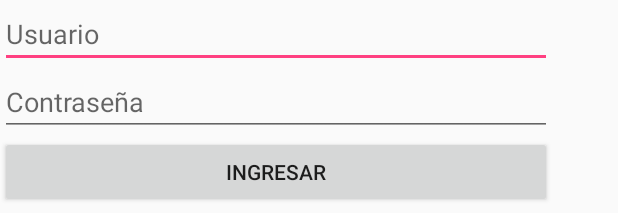
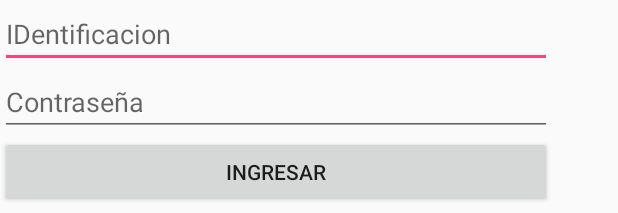
Before and after one commit to tatianEsponda/parcial, an Android app: the layout activity_main.xml on its own in the app's theme, with its tools: preview values and no code run, on a phone screen of 412 x 824 dp. Shown: the top 213 px of the screen. Run offline under Robolectric (Android 15) with nearby library versions, the phone set to English and light mode, and no system bars.

```diff
--- a/app/src/main/res/layout/activity_main.xml
+++ b/app/src/main/res/layout/activity_main.xml
@@ -14,11 +14,11 @@
         tools:layout_editor_absoluteY="8dp">
 
         <EditText
-            android:id="@+id/txtNom"
+            android:id="@+id/txIden"
             android:layout_width="match_parent"
             android:layout_height="wrap_content"
             android:ems="10"
-            android:hint="Usuario"
+            android:hint="IDentificacion"
             android:inputType="textPersonName" />
 
         <EditText
@@ -33,6 +33,7 @@
             android:id="@+id/butingre"
             android:layout_width="match_parent"
             android:layout_height="wrap_content"
+            android:onClick="Verificar"
             android:text="Ingresar" />
 
         <Button
```
Also changed, not shown: app/src/main/java/com/example/tatiana/parcial/ActivityLista.java (+4 -4 lines), app/src/main/java/com/example/tatiana/parcial/MainActivity.java (+49 -9 lines).
